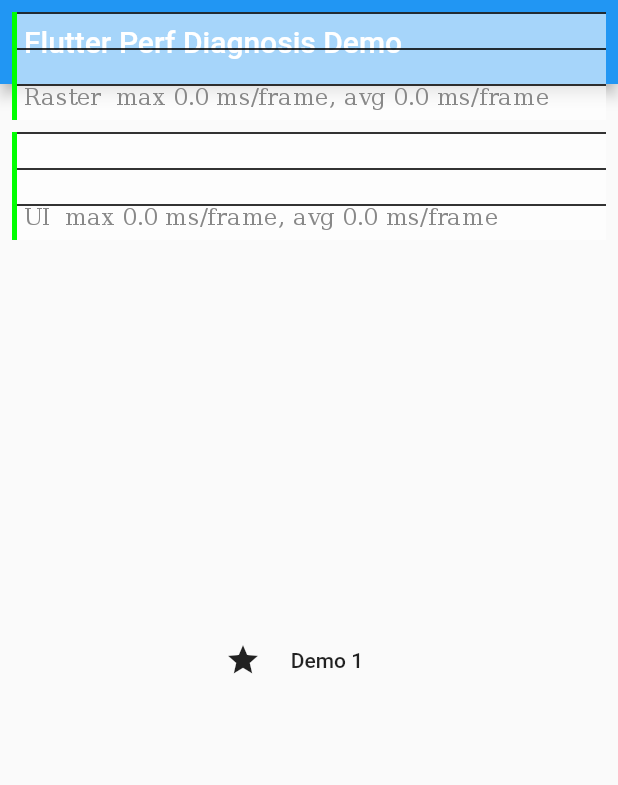
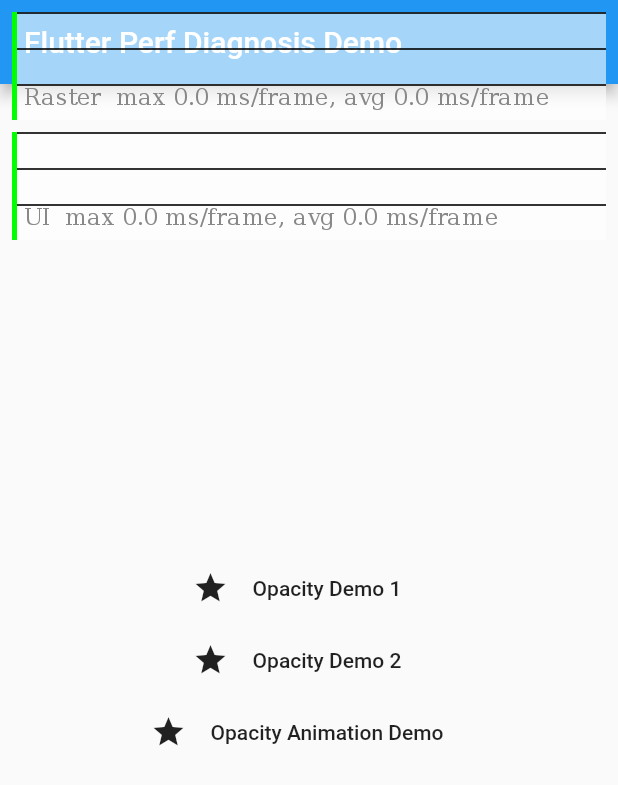
Before and after one commit to InMatrix/perf_diagnosis_demo, a Flutter app: the screen it shows after launch, on a phone screen of 412 x 824 dp. Shown: the top 785 px of the screen. Run offline on Flutter 3.47's test engine with Material 2 defaults, Android fonts, the phone set to English and light mode, and no system bars; missing offline and left inert: random_pk.

Commit message:
Add an Opacity animation demo

```diff
--- a/lib/main.dart
+++ b/lib/main.dart
@@ -1,6 +1,7 @@
 import 'package:flutter/material.dart';
 
-import 'opacity_demo_fix.dart';
+import 'opacity_animation_demo.dart';
+import 'opacity_demo.dart';
 
 void main() => runApp(new MyApp());
 
@@ -55,24 +56,31 @@
         child: new Column(
           mainAxisAlignment: MainAxisAlignment.center,
           children: <Widget>[
-            Row(
-              mainAxisAlignment: MainAxisAlignment.center,
-              children: <Widget>[
-                Icon(Icons.star),
-                FlatButton(
-                  child: Text("Demo 1"),
-                  onPressed: () {
-                    Navigator.push(
-                      context,
-                      MaterialPageRoute(builder: (context) => OpacityDemo()),
-                    );
-                  },
-                ),
-              ],
-            )
+            makeDemoEntry(context, "Opacity Demo 1", OpacityDemo1()),
+            makeDemoEntry(context, "Opacity Demo 2", OpacityDemo2()),
+            makeDemoEntry(
+                context, "Opacity Animation Demo", OpacityAnimationDemo1()),
           ],
         ),
       ),
     );
   }
+
+  Widget makeDemoEntry(BuildContext context, String title, Widget nextScreen) {
+    return Row(
+      mainAxisAlignment: MainAxisAlignment.center,
+      children: <Widget>[
+        Icon(Icons.star),
+        FlatButton(
+          child: Text(title),
+          onPressed: () {
+            Navigator.push(
+              context,
+              MaterialPageRoute(builder: (context) => nextScreen),
+            );
+          },
+        ),
+      ],
+    );
+  }
 }
```
Also changed, not shown: lib/opacity_animation_demo.dart (added, +96 -0 lines), lib/opacity_demo.dart (+32 -5 lines), lib/opacity_demo_fix.dart (deleted, +0 -29 lines), pubspec.lock.
